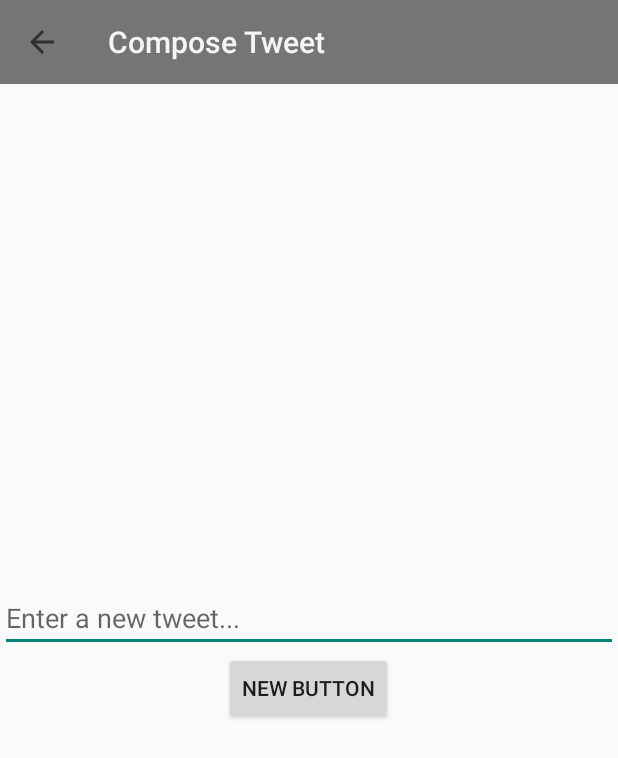
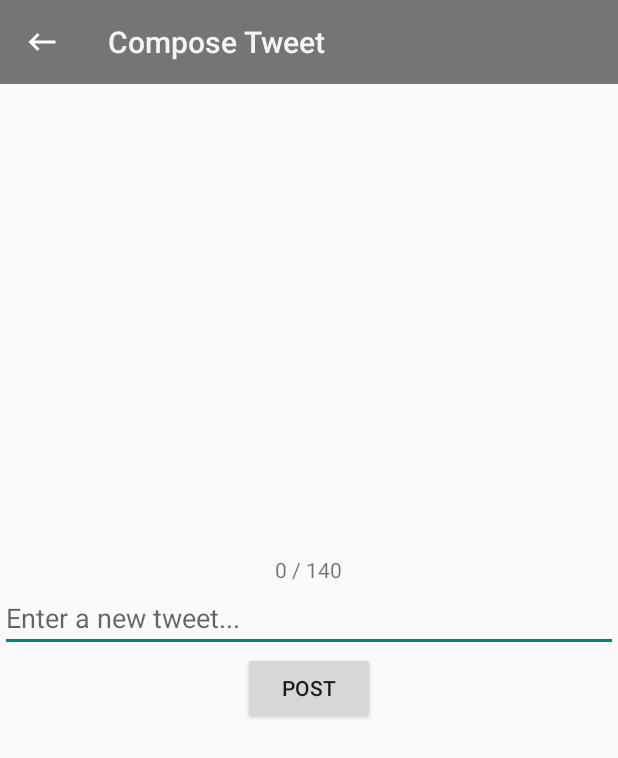
Before and after one commit to smehraein/TwitterC, an Android app: the ComposeActivity screen opened directly, with no data from a screen before it, on a phone screen of 412 x 824 dp. Shown: the top 758 px of the screen. Run offline under Robolectric (Android 15) with nearby library versions, the phone set to English and light mode, and no system bars; our stand-ins replace ButterKnife.

Commit message:
Set up compose tweet field and counter

```diff
--- a/app/src/main/java/com/codepath/apps/twittercproject/ComposeActivity.java
+++ b/app/src/main/java/com/codepath/apps/twittercproject/ComposeActivity.java
@@ -1,17 +1,27 @@
 package com.codepath.apps.twittercproject;
 
+import android.os.Bundle;
 import android.support.v7.app.ActionBar;
 import android.support.v7.app.AppCompatActivity;
-import android.os.Bundle;
 import android.support.v7.widget.Toolbar;
+import android.view.View;
+import android.widget.EditText;
+import android.widget.TextView;
+
+import java.util.Locale;
 
 import butterknife.BindView;
 import butterknife.ButterKnife;
+import butterknife.OnTextChanged;
 
 public class ComposeActivity extends AppCompatActivity {
 
     @BindView(R.id.tbComposeTweet)
     Toolbar tbComposeTweet;
+    @BindView(R.id.etTweet)
+    EditText etTweet;
+    @BindView(R.id.tvCharCount)
+    TextView tvCharCount;
 
     @Override
     protected void onCreate(Bundle savedInstanceState) {
@@ -21,7 +31,18 @@ public class ComposeActivity extends AppCompatActivity {
         setSupportActionBar(tbComposeTweet);
         ActionBar actionBar = getSupportActionBar();
         assert actionBar != null;
-        actionBar.setDisplayHomeAsUpEnabled(true);
-        actionBar.setDisplayShowHomeEnabled(true);
+        tbComposeTweet.setNavigationIcon(R.drawable.ic_keyboard_backspace_white_24dp);
+        tbComposeTweet.setNavigationOnClickListener(new View.OnClickListener() {
+            @Override
+            public void onClick(View view) {
+                finish();
+            }
+        });
+        tvCharCount.setText("0 / 140");
+    }
+
+    @OnTextChanged(R.id.etTweet)
+    public void updateCharCount(CharSequence charSequence) {
+        tvCharCount.setText(String.format(Locale.US ,"%d / 140", etTweet.getText().length()));
     }
 }
--- a/app/src/main/res/layout/activity_compose.xml
+++ b/app/src/main/res/layout/activity_compose.xml
@@ -24,14 +24,24 @@
         android:layout_alignParentStart="true"
         android:layout_alignParentRight="true"
         android:layout_alignParentEnd="true"
-        android:inputType="textMultiLine"
+        android:scrollHorizontally="false"
+        android:maxLength="140"
         android:hint="@string/tweet_hint"/>
 
     <Button
         android:layout_width="wrap_content"
         android:layout_height="wrap_content"
-        android:text="New Button"
+        android:text="@string/post_tweet"
         android:id="@+id/btnSubmit"
         android:layout_below="@+id/etTweet"
         android:layout_centerHorizontal="true" />
+
+    <TextView
+        android:layout_width="wrap_content"
+        android:layout_height="wrap_content"
+        android:textAppearance="?android:attr/textAppearanceSmall"
+        android:text="Small Text"
+        android:id="@+id/tvCharCount"
+        android:layout_above="@+id/etTweet"
+        android:layout_centerHorizontal="true" />
 </RelativeLayout>
--- a/app/src/main/res/values/strings.xml
+++ b/app/src/main/res/values/strings.xml
@@ -12,5 +12,6 @@
     <string name="compose">Compose</string>
     <string name="compose_tweet_title">Compose Tweet</string>
     <string name="tweet_hint">Enter a new tweet...</string>
+    <string name="post_tweet">Post</string>
 
 </resources>
```
Also changed, not shown: app/src/main/res/drawable-hdpi/ic_keyboard_backspace_black_24dp.png (added), app/src/main/res/drawable-hdpi/ic_keyboard_backspace_white_24dp.png (added), app/src/main/res/drawable-mdpi/ic_keyboard_backspace_black_24dp.png (added), app/src/main/res/drawable-mdpi/ic_keyboard_backspace_white_24dp.png (added), app/src/main/res/drawable-xhdpi/ic_keyboard_backspace_black_24dp.png (added), app/src/main/res/drawable-xhdpi/ic_keyboard_backspace_white_24dp.png (added), app/src/main/res/drawable-xxhdpi/ic_keyboard_backspace_black_24dp.png (added), app/src/main/res/drawable-xxhdpi/ic_keyboard_backspace_white_24dp.png (added), app/src/main/res/drawable-xxxhdpi/ic_keyboard_backspace_black_24dp.png (added), app/src/main/res/drawable-xxxhdpi/ic_keyboard_backspace_white_24dp.png (added).
